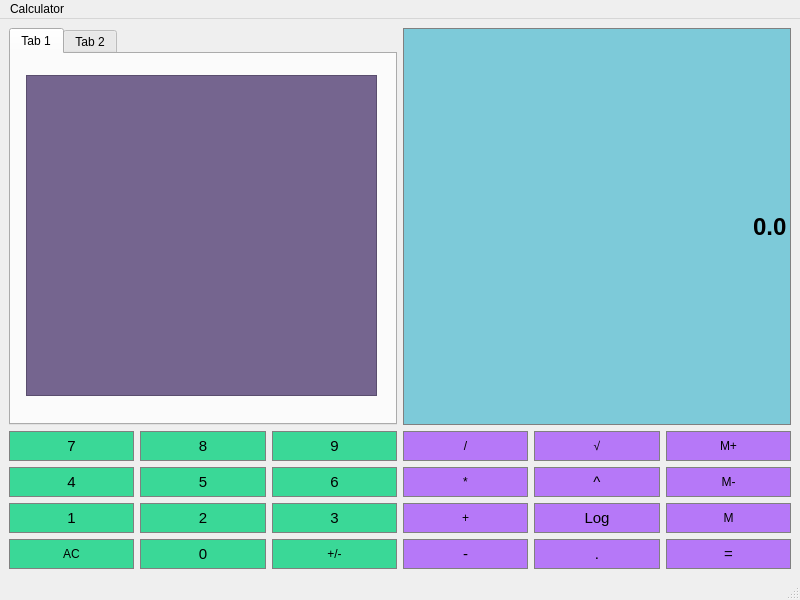
The window that calculator.ui (PhilipJovanovic00/FirstGuiCalculator) describes before a commit, drawn with Qt 5.
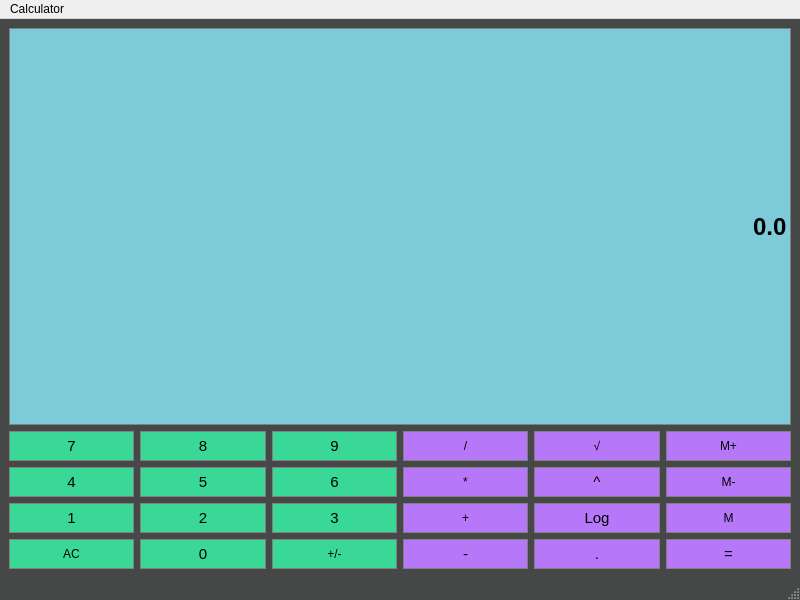
The same window after the commit.

Commit message: The sqrt button is now implemented, there is no keyboard input for that, i may add that at some point in the future.

Patch:
```diff
--- a/calculator.ui
+++ b/calculator.ui
@@ -19,6 +19,12 @@
   <property name="windowTitle">
    <string>Calculator</string>
   </property>
+  <property name="styleSheet">
+   <string notr="true">QMainWindow {
+	background-color: #464847;
+	color: #ffffff;
+}</string>
+  </property>
   <widget class="QWidget" name="centralwidget">
    <layout class="QGridLayout" name="gridLayout">
     <item row="2" column="5">
@@ -699,7 +705,7 @@
       </property>
      </widget>
     </item>
-    <item row="0" column="3" colspan="3">
+    <item row="0" column="0" colspan="6">
      <widget class="QLineEdit" name="Display">
       <property name="sizePolicy">
        <sizepolicy hsizetype="Preferred" vsizetype="Expanding">
@@ -728,39 +734,6 @@
       </property>
      </widget>
     </item>
-    <item row="0" column="0" colspan="3">
-     <widget class="QTabWidget" name="tabWidget">
-      <property name="styleSheet">
-       <string notr="true">QListView{
-	background-color: #75658f;
-	color: #ffffff;
-}</string>
-      </property>
-      <property name="currentIndex">
-       <number>0</number>
-      </property>
-      <widget class="QWidget" name="tab">
-       <attribute name="title">
-        <string>Tab 1</string>
-       </attribute>
-       <widget class="QListView" name="listView">
-        <property name="geometry">
-         <rect>
-          <x>15</x>
-          <y>21</y>
-          <width>351</width>
-          <height>321</height>
-         </rect>
-        </property>
-       </widget>
-      </widget>
-      <widget class="QWidget" name="tab_2">
-       <attribute name="title">
-        <string>Tab 2</string>
-       </attribute>
-      </widget>
-     </widget>
-    </item>
    </layout>
   </widget>
   <widget class="QMenuBar" name="menubar">
```
The commit also changes 3 other files.
